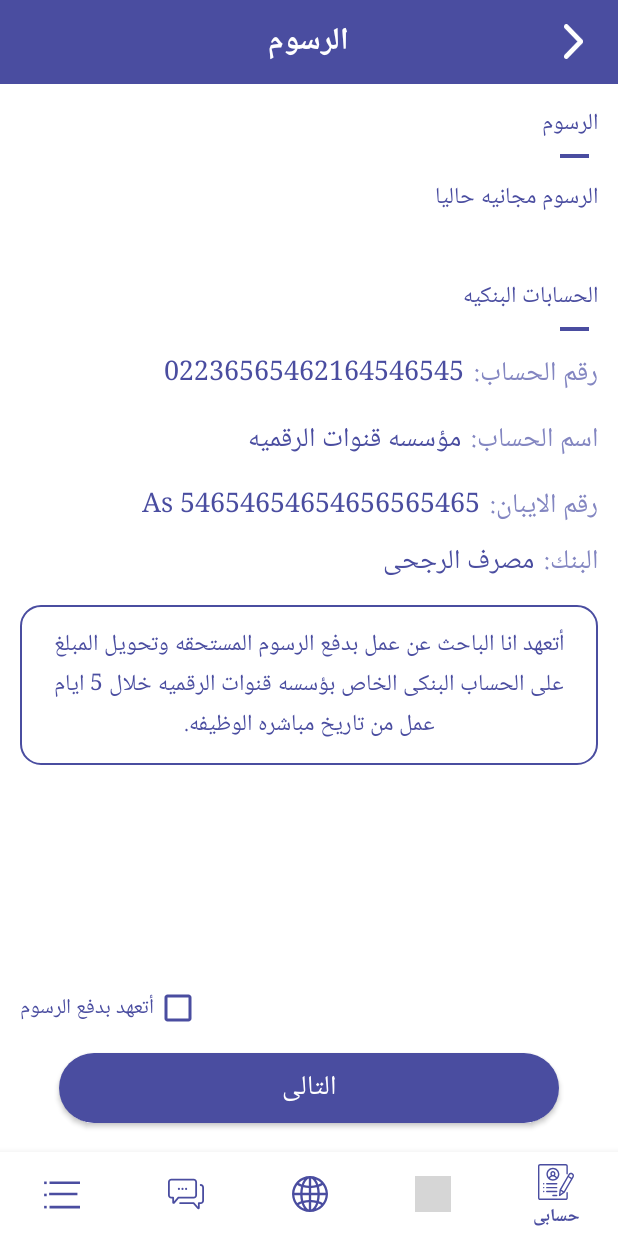
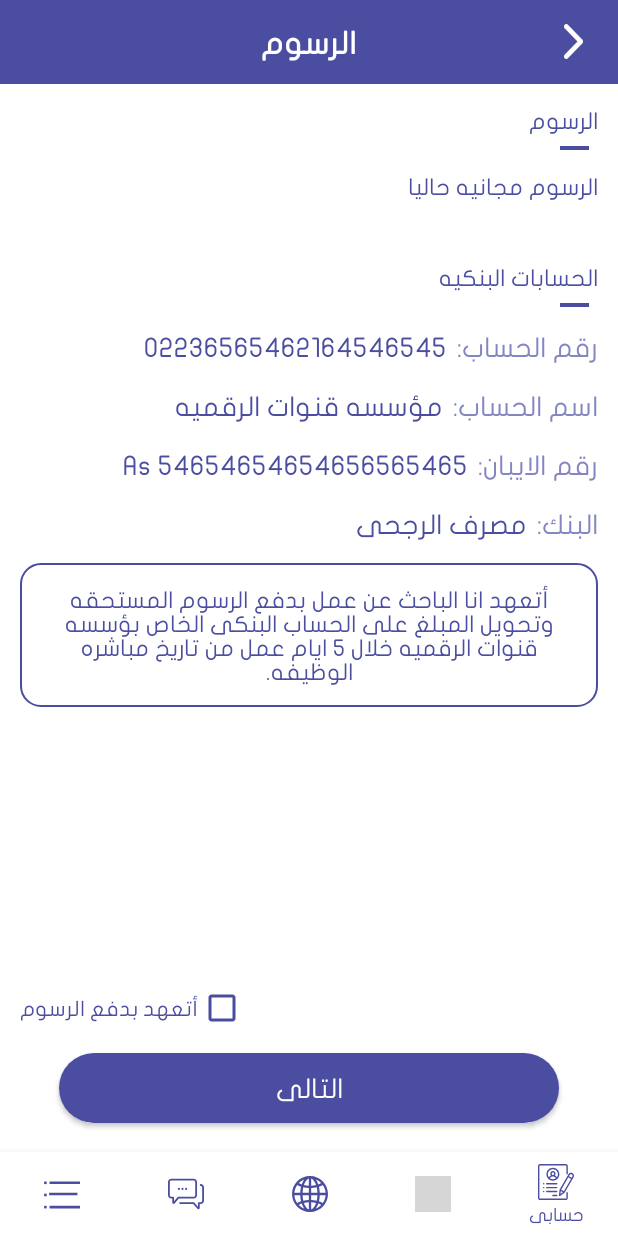
Before and after one commit to abdeatty/jobs-around-kotlin, an Android app: the HomeFragment screen opened through its navigation route, after a tap on "الرسوم", on a phone screen of 412 x 824 dp. Run offline under Robolectric (Android 15) with nearby library versions, the phone set to English and light mode, and no system bars; our stand-ins replace navigation-ui, sdp/ssp sizes; 1 statement that could not run was skipped; grey boxes are pictures that could not be loaded.

Commit message:
add custom font

```diff
--- a/app/src/main/java/com/amaz/dev/android/jobsaround/JobsAroundApp.kt
+++ b/app/src/main/java/com/amaz/dev/android/jobsaround/JobsAroundApp.kt
@@ -16,7 +16,7 @@ class JobsAroundApp : Application() {
         super.onCreate()
 
 
-        Utilities.ovverideAppFont(applicationContext, "SERIF", "fonts/font_regular.ttf")
+//        Utilities.ovverideAppFont(applicationContext, "SERIF", "")
 
 
 //        Network.init
--- a/app/src/main/java/com/amaz/dev/android/jobsaround/ui/chat_list/ChatListFragment.kt
+++ b/app/src/main/java/com/amaz/dev/android/jobsaround/ui/chat_list/ChatListFragment.kt
@@ -11,6 +11,7 @@ import androidx.recyclerview.widget.LinearLayoutManager
 
 import com.amaz.dev.android.jobsaround.R
 import com.amaz.dev.android.jobsaround.helpers.ItemClickListener
+import com.amaz.dev.android.jobsaround.ui.home.HomeFragment
 import kotlinx.android.synthetic.main.fragment_chat_list.*
 
 /**
--- a/app/src/main/java/com/amaz/dev/android/jobsaround/ui/home/HomeFragment.kt
+++ b/app/src/main/java/com/amaz/dev/android/jobsaround/ui/home/HomeFragment.kt
@@ -14,6 +14,7 @@ import androidx.navigation.ui.AppBarConfiguration
 import androidx.navigation.ui.setupWithNavController
 
 import com.amaz.dev.android.jobsaround.R
+import com.google.android.material.bottomnavigation.BottomNavigationView
 import com.google.android.material.navigation.NavigationView
 import kotlinx.android.synthetic.main.fragment_home.*
 
@@ -22,6 +23,7 @@ import kotlinx.android.synthetic.main.fragment_home.*
  */
 class HomeFragment : Fragment() {
 
+    lateinit var  bottomNav : BottomNavigationView
     override fun onCreateView(
         inflater: LayoutInflater, container: ViewGroup?,
         savedInstanceState: Bundle?
@@ -37,6 +39,22 @@ class HomeFragment : Fragment() {
         val navHostFragment = view.findViewById<View>(R.id.home_nav_host_fragment)
         val navController = Navigation.findNavController(navHostFragment)
         bottomNavView.setupWithNavController(navController)
+
+
+    }
+
+    public fun hideBottomNav() {
+
+        bottomNav.visibility = View.INVISIBLE
+    }
+
+    companion object{
+
+        fun hideBottomNav(a : HomeFragment){
+            a.hideBottomNav()
+        }
+
+
     }
 
 
--- a/app/src/main/java/com/amaz/dev/android/jobsaround/ui/menu/MenuFragment.kt
+++ b/app/src/main/java/com/amaz/dev/android/jobsaround/ui/menu/MenuFragment.kt
@@ -31,6 +31,7 @@ import com.google.android.gms.maps.model.MarkerOptions
 import java.util.ArrayList
 
 import com.amaz.dev.android.jobsaround.R
+import com.amaz.dev.android.jobsaround.ui.home.HomeFragment
 import kotlinx.android.synthetic.main.fragment_menu.*
 
 /**
--- a/app/src/main/res/values/styles.xml
+++ b/app/src/main/res/values/styles.xml
@@ -6,7 +6,7 @@
         <item name="colorPrimary">@color/colorPrimary</item>
         <item name="colorPrimaryDark">@color/colorPrimaryDark</item>
         <item name="colorAccent">@color/colorAccent</item>
-        <item name="android:typeface">serif</item>
+        <item name="android:fontFamily">@font/font_regular</item>
     </style>
 
 </resources>
```
Also changed, not shown: app/src/main/res/font/font_regular.ttf (renamed from app/src/main/assets/fonts/font_regular.ttf).
